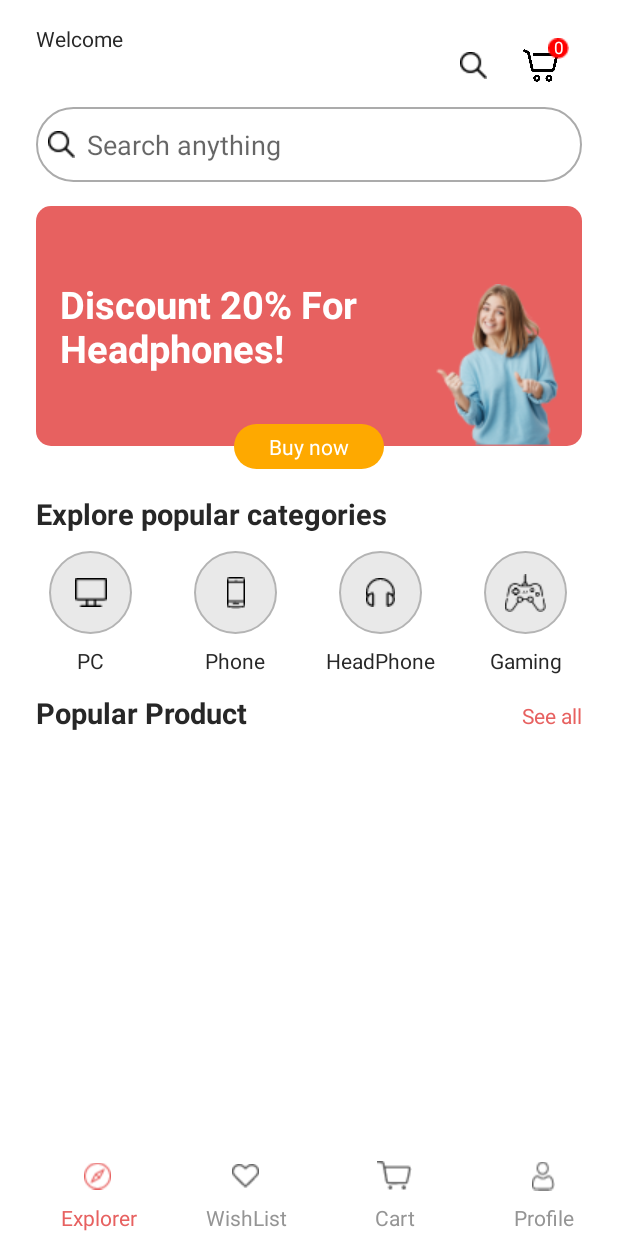
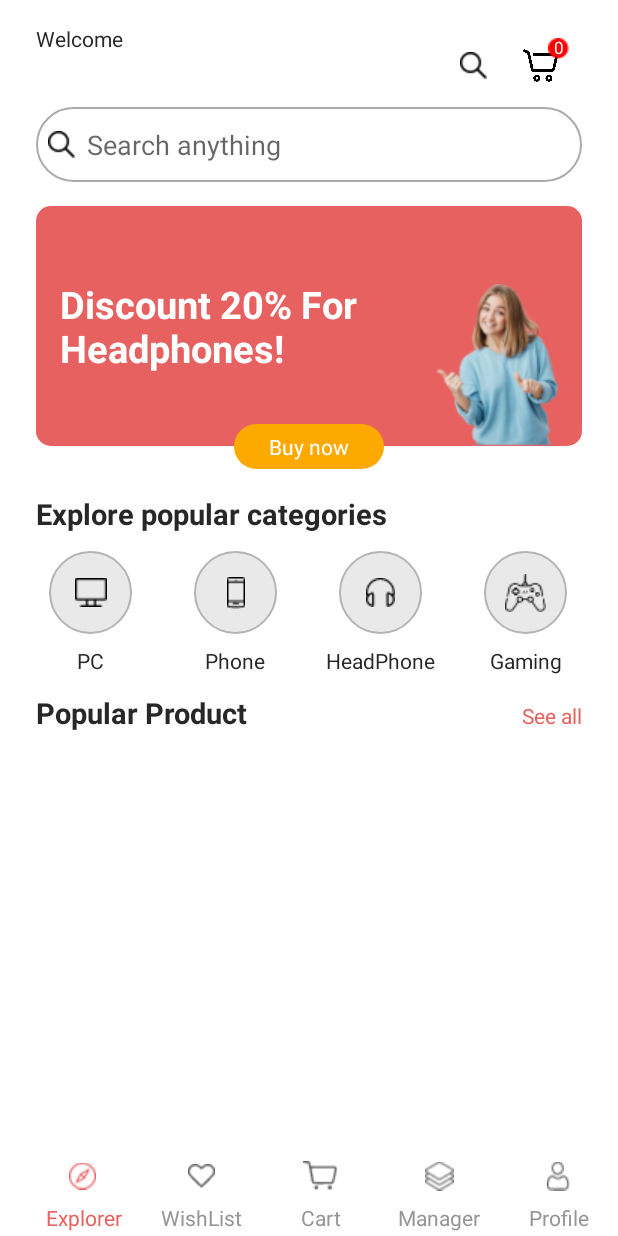
Before and after one commit to noobCode24/App-Ecommerce-Manager, an Android app: the MainActivity screen opened directly, with no data from a screen before it, on a phone screen of 412 x 824 dp. Run offline under Robolectric (Android 15) with nearby library versions, the phone set to English and light mode, and no system bars; our stand-ins replace RxJava; libraries missing offline, so code that uses them is left out: hu.akarnokd.rxjava3, io.paperdb; 6 statements that could not run were skipped.

Commit message:
Update project

```diff
--- a/app/src/main/java/com/manager/app_ecommerce/Activity/MainActivity.java
+++ b/app/src/main/java/com/manager/app_ecommerce/Activity/MainActivity.java
@@ -45,7 +45,7 @@ public class MainActivity extends AppCompatActivity {
     private ApiEcommerce apiEcommerce;
     private ConstraintLayout categoryPC, categoryPhone, categoryHeadPhone, categoryGaming;
     private TextView seeAll, txt_username;
-    private LinearLayout layoutCart, layoutWishlist, layoutProfile;
+    private LinearLayout layoutCart, layoutWishlist, layoutProfile, layoutManager;
     private TextView tvNotificationCountShopping;
     private ImageView ivShopping, img_searchMain;
 
@@ -97,6 +97,11 @@ public class MainActivity extends AppCompatActivity {
             openCategoryActivity("searchAll");
         });
 
+        layoutManager.setOnClickListener(v -> {
+            Intent intent = new Intent(MainActivity.this, ManagerActivity.class);
+            startActivity(intent);
+        });
+
         layoutProfile.setOnClickListener(v -> {
 //            xoa key user
             Paper.book().delete("user");
@@ -138,8 +143,8 @@ public class MainActivity extends AppCompatActivity {
     private void Anhxa() {
         rvPopularProducts = findViewById(R.id.rvAllProducts);
         // Sử dụng LinearLayoutManager cho trượt ngang
-        RecyclerView.LayoutManager layoutManager = new LinearLayoutManager(this, LinearLayoutManager.HORIZONTAL, false);
-        rvPopularProducts.setLayoutManager(layoutManager);
+        RecyclerView.LayoutManager recyclerLayoutManager  = new LinearLayoutManager(this, LinearLayoutManager.HORIZONTAL, false);
+        rvPopularProducts.setLayoutManager(recyclerLayoutManager);
         rvPopularProducts.setHasFixedSize(true);
 
         //khoi tao list
@@ -157,6 +162,8 @@ public class MainActivity extends AppCompatActivity {
         layoutCart = findViewById(R.id.layoutCart);
         layoutWishlist = findViewById(R.id.layoutWishlist);
         layoutProfile = findViewById(R.id.layoutProfile);
+        layoutManager = findViewById(R.id.layoutManager);
+
         tvNotificationCountShopping = findViewById(R.id.tvNotificationCountShopping);
 
         //Khoi tao ImageView
--- a/app/src/main/res/layout/activity_main.xml
+++ b/app/src/main/res/layout/activity_main.xml
@@ -456,6 +456,32 @@
                 </LinearLayout>
 
                 <LinearLayout
+                    android:id="@+id/layoutManager"
+                    android:layout_width="0dp"
+                    android:layout_height="match_parent"
+                    android:layout_weight="0.25"
+                    android:orientation="vertical">
+
+                    <ImageView
+                        android:id="@+id/imageManager"
+                        android:layout_width="wrap_content"
+                        android:layout_height="wrap_content"
+                        android:layout_gravity="center"
+                        android:layout_margin="4dp"
+                        android:layout_weight="1"
+                        app:srcCompat="@drawable/layer" />
+
+                    <TextView
+                        android:id="@+id/textManager"
+                        android:layout_width="match_parent"
+                        android:layout_height="wrap_content"
+                        android:layout_marginTop="4dp"
+                        android:text="Manager"
+                        android:textAlignment="center"
+                        android:textColor="#959595" />
+                </LinearLayout>
+
+                <LinearLayout
                     android:id="@+id/layoutProfile"
                     android:layout_width="0dp"
                     android:layout_height="match_parent"
```
Also changed, not shown: app/src/main/AndroidManifest.xml (+5 -3 lines), app/src/main/java/com/manager/app_ecommerce/Activity/ManagerActivity.java (added, +26 -0 lines), app/src/main/res/layout/activity_manager.xml (added, +10 -0 lines), app/src/main/res/drawable/layer.png (added).
